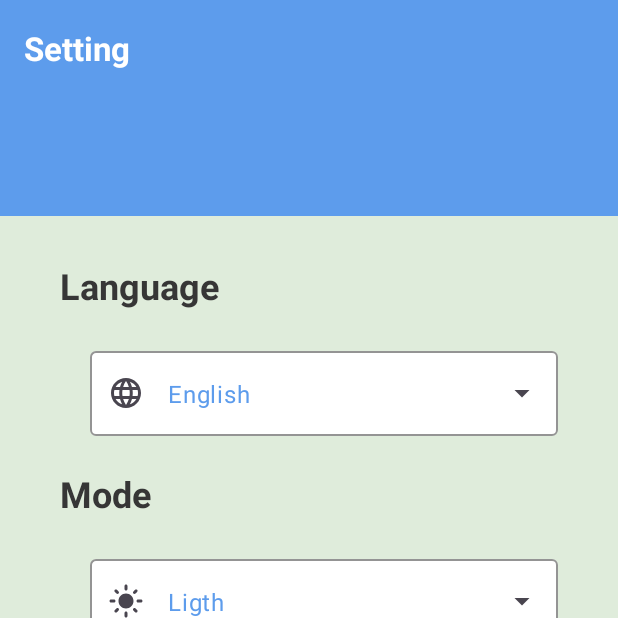
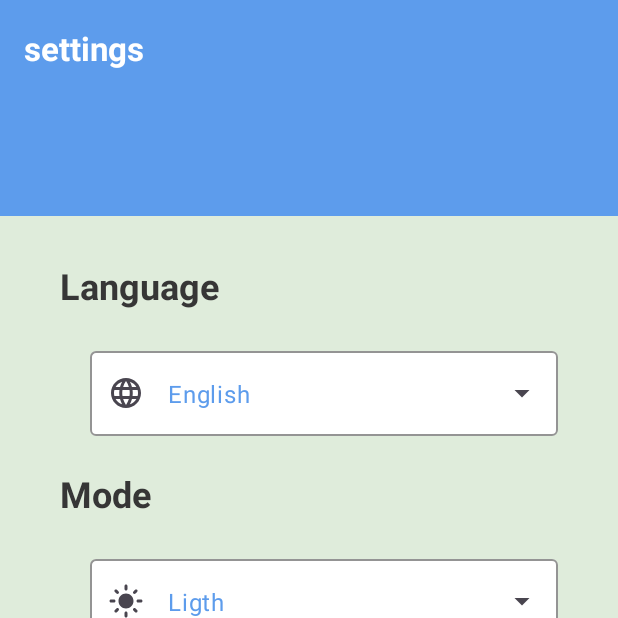
Before and after one commit to ahmedelkome/To_Do_List, an Android app: the screen it shows after launch (HomeActivity), item 2 of the bottom bar chosen, on a phone screen of 412 x 824 dp, the top half of it. Run offline under Robolectric (Android 15) with nearby library versions, the phone set to English and light mode, and no system bars; libraries missing offline, so code that uses them is left out: com.prolificinteractive.materialcalendarview; 4 statements that could not run were skipped.

Commit message:
finish toggle languages

```diff
--- a/app/build.gradle.kts
+++ b/app/build.gradle.kts
@@ -57,6 +57,6 @@ dependencies {
     androidTestImplementation("androidx.test.espresso:espresso-core:3.5.1")
     implementation("com.github.prolificinteractive:material-calendarview:2.0.0")
     implementation("androidx.legacy:legacy-support-v4:1.0.0")
-    implementation ("com.github.zerobranch:SwipeLayout:1.3.1")
+    implementation("com.github.zerobranch:SwipeLayout:1.3.1")
 
 }
--- a/app/src/main/java/com/route/todolist/Constant/Constants.kt
+++ b/app/src/main/java/com/route/todolist/Constant/Constants.kt
@@ -6,6 +6,9 @@ abstract class Constants {
 
         val TODO= "todo"
 
+        val ENGLISH = "en"
+
+        val ARABIC = "ar"
 
     }
 }
--- a/app/src/main/res/layout/fragment_setting.xml
+++ b/app/src/main/res/layout/fragment_setting.xml
@@ -1,9 +1,9 @@
 <?xml version="1.0" encoding="utf-8"?>
 <androidx.constraintlayout.widget.ConstraintLayout xmlns:android="http://schemas.android.com/apk/res/android"
+    xmlns:app="http://schemas.android.com/apk/res-auto"
     xmlns:tools="http://schemas.android.com/tools"
     android:layout_width="match_parent"
     android:layout_height="match_parent"
-    xmlns:app="http://schemas.android.com/apk/res-auto"
     android:background="@color/general_bg"
     tools:context=".ui.fragments.SettingFragment">
 
@@ -11,72 +11,69 @@
         android:id="@+id/appbar_setting"
         android:layout_width="match_parent"
         android:layout_height="wrap_content"
-        app:layout_constraintTop_toTopOf="parent"
+        android:backgroundTint="@color/blue"
         app:layout_constraintStart_toStartOf="parent"
-        android:backgroundTint="@color/blue"
-        >
+        app:layout_constraintTop_toTopOf="parent">
+
         <com.google.android.material.appbar.MaterialToolbar
             android:layout_width="match_parent"
-            android:layout_height="wrap_content"
-            >
+            android:layout_height="wrap_content">
+
             <TextView
                 android:layout_width="match_parent"
                 android:layout_height="match_parent"
-                android:text="Setting"
-                android:textStyle="bold"
+                android:text="@string/settings"
+                android:textColor="@color/white"
                 android:textSize="22sp"
-                android:textColor="@color/white"
-                />
+                android:textStyle="bold" />
         </com.google.android.material.appbar.MaterialToolbar>
     </com.google.android.material.appbar.AppBarLayout>
+
     <ImageView
         android:id="@+id/top_view_setting"
         android:layout_width="match_parent"
         android:layout_height="80dp"
+        android:src="@color/blue"
         app:layout_constraintStart_toStartOf="parent"
-        app:layout_constraintTop_toBottomOf="@id/appbar_setting"
-        android:src="@color/blue"
-        />
+        app:layout_constraintTop_toBottomOf="@id/appbar_setting" />
 
     <TextView
         android:id="@id/language"
         android:layout_width="0dp"
         android:layout_height="wrap_content"
-        app:layout_constraintEnd_toEndOf="parent"
-        app:layout_constraintTop_toBottomOf="@id/top_view_setting"
+        android:layout_marginStart="40dp"
+        android:layout_marginTop="30dp"
         android:text="@string/language"
+        android:textColor="@color/lightblack"
         android:textSize="24sp"
         android:textStyle="bold"
-        android:textColor="@color/lightblack"
+        app:layout_constraintEnd_toEndOf="parent"
         app:layout_constraintStart_toStartOf="parent"
-        android:layout_marginStart="40dp"
-        android:layout_marginTop="30dp"
-        />
+        app:layout_constraintTop_toBottomOf="@id/top_view_setting" />
 
     <com.google.android.material.textfield.TextInputLayout
         android:id="@+id/language_til"
         style="@style/Widget.Material3.TextInputLayout.OutlinedBox.ExposedDropdownMenu"
+        android:layout_width="match_parent"
+        android:layout_height="wrap_content"
+        android:layout_marginStart="60dp"
+        android:layout_marginTop="22dp"
+        android:layout_marginEnd="40dp"
+        android:drawSelectorOnTop="true"
         app:boxBackgroundColor="@color/cardview_bg"
         app:boxStrokeColor="@color/blue"
-        android:layout_width="match_parent"
-        android:layout_height="wrap_content"
-        android:drawSelectorOnTop="true"
+        app:layout_constraintEnd_toEndOf="parent"
+        app:layout_constraintStart_toStartOf="parent"
         app:layout_constraintTop_toBottomOf="@id/language"
-        app:layout_constraintStart_toStartOf="parent"
-        app:layout_constraintEnd_toEndOf="parent"
-        android:layout_marginStart="60dp"
-        android:layout_marginEnd="40dp"
-        android:layout_marginTop="22dp"
-        app:startIconDrawable="@drawable/ic_languages"
-        >
+        app:startIconDrawable="@drawable/ic_languages">
+
         <AutoCompleteTextView
             android:id="@+id/select_language"
             android:layout_width="match_parent"
             android:layout_height="match_parent"
-            android:text="@string/english"
             android:inputType="none"
-            android:textColor="@color/blue"
-            />
+            android:text="@string/English"
+            android:textColor="@color/blue" />
 
     </com.google.android.material.textfield.TextInputLayout>
 
@@ -85,42 +82,40 @@
         android:id="@+id/mode"
         android:layout_width="0dp"
         android:layout_height="wrap_content"
-       app:layout_constraintTop_toBottomOf="@id/language_til"
-       app:layout_constraintStart_toStartOf="parent"
-       app:layout_constraintEnd_toEndOf="parent"
         android:layout_marginStart="40dp"
+        android:layout_marginTop="22dp"
         android:text="@string/mode"
-       android:layout_marginTop="22dp"
+        android:textColor="@color/lightblack"
         android:textSize="24sp"
         android:textStyle="bold"
-       android:textColor="@color/lightblack"
-       />
+        app:layout_constraintEnd_toEndOf="parent"
+        app:layout_constraintStart_toStartOf="parent"
+        app:layout_constraintTop_toBottomOf="@id/language_til" />
 
     <com.google.android.material.textfield.TextInputLayout
 
         android:id="@+id/mode_til"
         style="@style/Widget.Material3.TextInputLayout.OutlinedBox.ExposedDropdownMenu"
+        android:layout_width="match_parent"
+        android:layout_height="wrap_content"
+        android:layout_marginStart="60dp"
+        android:layout_marginTop="22dp"
+        android:layout_marginEnd="40dp"
+        android:drawSelectorOnTop="true"
         app:boxBackgroundColor="@color/cardview_bg"
         app:boxStrokeColor="@color/blue"
-        android:layout_width="match_parent"
-        android:layout_height="wrap_content"
-        android:drawSelectorOnTop="true"
+        app:layout_constraintEnd_toEndOf="parent"
+        app:layout_constraintStart_toStartOf="parent"
         app:layout_constraintTop_toBottomOf="@id/mode"
-        app:layout_constraintStart_toStartOf="parent"
-        app:layout_constraintEnd_toEndOf="parent"
-        android:layout_marginStart="60dp"
-        android:layout_marginEnd="40dp"
-        android:layout_marginTop="22dp"
-        app:startIconDrawable="@drawable/ic_light_mode"
-        >
+        app:startIconDrawable="@drawable/ic_light_mode">
+
         <AutoCompleteTextView
             android:id="@+id/select_mode"
             android:layout_width="match_parent"
             android:layout_height="match_parent"
+            android:inputType="none"
             android:text="@string/ligth"
-            android:inputType="none"
-            android:textColor="@color/blue"
-            />
+            android:textColor="@color/blue" />
 
     </com.google.android.material.textfield.TextInputLayout>
 
--- a/app/src/main/res/values/strings.xml
+++ b/app/src/main/res/values/strings.xml
@@ -10,9 +10,10 @@
     <string name="select_time">Select time</string>
     <string name="save_changes">Save Changes</string>
     <string name="language">Language</string>
-    <string name="english">English</string>
     <string name="mode">Mode</string>
     <string name="ligth">Ligth</string>
+    <string name="English">English</string>
+    <string name="Arabic">Arabic</string>
 
     <string-array name="languages">
         <item>English</item>
```
Also changed, not shown: app/src/main/java/com/route/todolist/ui/fragments/SettingFragment.kt (+60 -34 lines), app/src/main/res/layout/fragment_task.xml (+25 -28 lines), 1 other file. Lines whose indentation alone changed are shown as unchanged.
